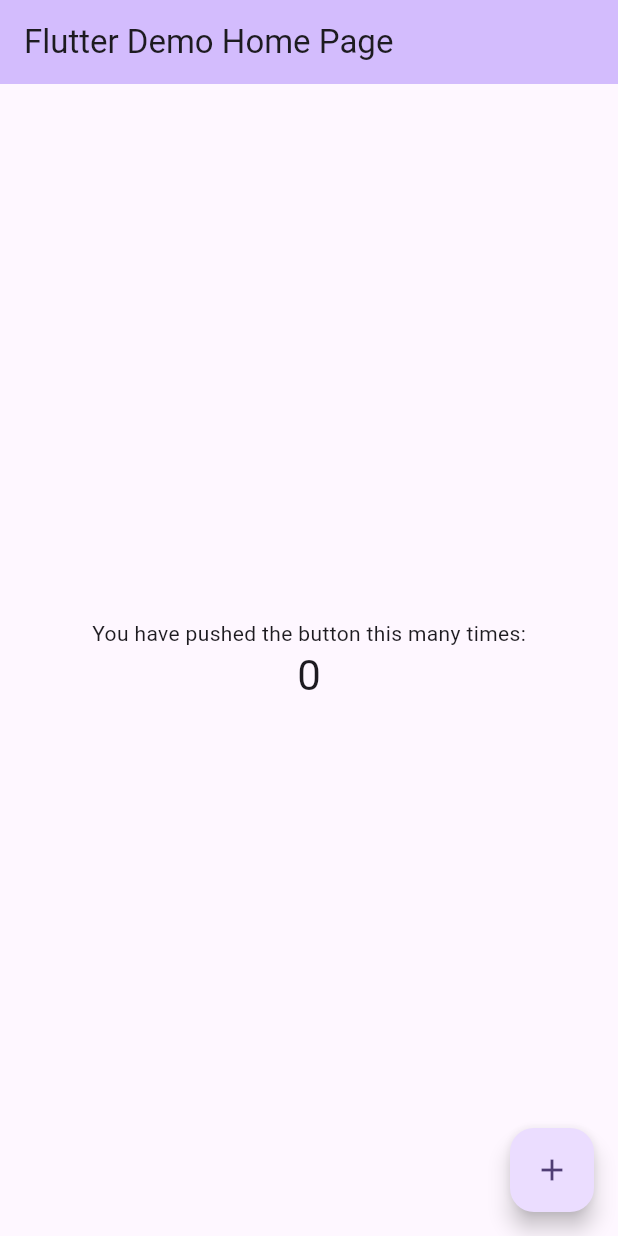
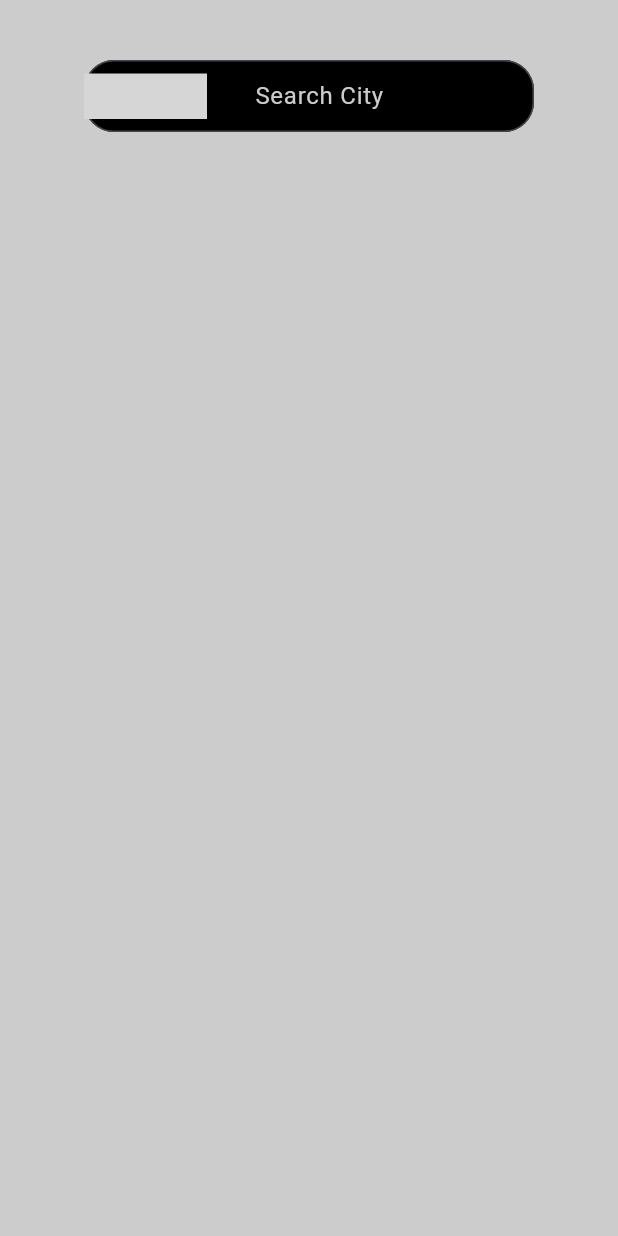
Before and after one commit to Saifmk10/weather---by-digitalLog, a Flutter app: the screen it shows after launch, on a phone screen of 412 x 824 dp. Run offline on Flutter 3.47's test engine with Material 3 defaults, Android fonts, the phone set to English and light mode, and no system bars; our stand-ins replace flutter_svg; grey boxes are pictures that could not be loaded.

Commit message:
stateless search bar has been added

```diff
--- a/my_weather/lib/main.dart
+++ b/my_weather/lib/main.dart
@@ -1,122 +1,20 @@
 import 'package:flutter/material.dart';
+import 'stateless_widgets/SearchBarWidget.dart';
 
 void main() {
-  runApp(const MyApp());
+  runApp(WeatherApp());
 }
 
-class MyApp extends StatelessWidget {
-  const MyApp({super.key});
+class WeatherApp extends StatelessWidget {
+  const WeatherApp({super.key});
 
-  // This widget is the root of your application.
+
+
   @override
   Widget build(BuildContext context) {
     return MaterialApp(
-      title: 'Flutter Demo',
-      theme: ThemeData(
-        // This is the theme of your application.
-        //
-        // TRY THIS: Try running your application with "flutter run". You'll see
-        // the application has a purple toolbar. Then, without quitting the app,
-        // try changing the seedColor in the colorScheme below to Colors.green
-        // and then invoke "hot reload" (save your changes or press the "hot
-        // reload" button in a Flutter-supported IDE, or press "r" if you used
-        // the command line to start the app).
-        //
-        // Notice that the counter didn't reset back to zero; the application
-        // state is not lost during the reload. To reset the state, use hot
-        // restart instead.
-        //
-        // This works for code too, not just values: Most code changes can be
-        // tested with just a hot reload.
-        colorScheme: ColorScheme.fromSeed(seedColor: Colors.deepPurple),
-      ),
-      home: const MyHomePage(title: 'Flutter Demo Home Page'),
+      debugShowCheckedModeBanner: false,
+      home: SearchBarWidget(),
     );
   }
 }
-
-class MyHomePage extends StatefulWidget {
-  const MyHomePage({super.key, required this.title});
-
-  // This widget is the home page of your application. It is stateful, meaning
-  // that it has a State object (defined below) that contains fields that affect
-  // how it looks.
-
-  // This class is the configuration for the state. It holds the values (in this
-  // case the title) provided by the parent (in this case the App widget) and
-  // used by the build method of the State. Fields in a Widget subclass are
-  // always marked "final".
-
-  final String title;
-
-  @override
-  State<MyHomePage> createState() => _MyHomePageState();
-}
-
-class _MyHomePageState extends State<MyHomePage> {
-  int _counter = 0;
-
-  void _incrementCounter() {
-    setState(() {
-      // This call to setState tells the Flutter framework that something has
-      // changed in this State, which causes it to rerun the build method below
-      // so that the display can reflect the updated values. If we changed
-      // _counter without calling setState(), then the build method would not be
-      // called again, and so nothing would appear to happen.
-      _counter++;
-    });
-  }
-
-  @override
-  Widget build(BuildContext context) {
-    // This method is rerun every time setState is called, for instance as done
-    // by the _incrementCounter method above.
-    //
-    // The Flutter framework has been optimized to make rerunning build methods
-    // fast, so that you can just rebuild anything that needs updating rather
-    // than having to individually change instances of widgets.
-    return Scaffold(
-      appBar: AppBar(
-        // TRY THIS: Try changing the color here to a specific color (to
-        // Colors.amber, perhaps?) and trigger a hot reload to see the AppBar
-        // change color while the other colors stay the same.
-        backgroundColor: Theme.of(context).colorScheme.inversePrimary,
-        // Here we take the value from the MyHomePage object that was created by
-        // the App.build method, and use it to set our appbar title.
-        title: Text(widget.title),
-      ),
-      body: Center(
-        // Center is a layout widget. It takes a single child and positions it
-        // in the middle of the parent.
-        child: Column(
-          // Column is also a layout widget. It takes a list of children and
-          // arranges them vertically. By default, it sizes itself to fit its
-          // children horizontally, and tries to be as tall as its parent.
-          //
-          // Column has various properties to control how it sizes itself and
-          // how it positions its children. Here we use mainAxisAlignment to
-          // center the children vertically; the main axis here is the vertical
-          // axis because Columns are vertical (the cross axis would be
-          // horizontal).
-          //
-          // TRY THIS: Invoke "debug painting" (choose the "Toggle Debug Paint"
-          // action in the IDE, or press "p" in the console), to see the
-          // wireframe for each widget.
-          mainAxisAlignment: MainAxisAlignment.center,
-          children: <Widget>[
-            const Text('You have pushed the button this many times:'),
-            Text(
-              '$_counter',
-              style: Theme.of(context).textTheme.headlineMedium,
-            ),
-          ],
-        ),
-      ),
-      floatingActionButton: FloatingActionButton(
-        onPressed: _incrementCounter,
-        tooltip: 'Increment',
-        child: const Icon(Icons.add),
-      ), // This trailing comma makes auto-formatting nicer for build methods.
-    );
-  }
-}
--- /dev/null
+++ b/my_weather/lib/stateless_widgets/SearchBarWidget.dart
@@ -0,0 +1,67 @@
+import 'package:flutter/material.dart';
+import 'package:flutter_svg/flutter_svg.dart';
+
+class SearchBarWidget extends StatelessWidget {
+  const SearchBarWidget({super.key});
+
+  @override
+  Widget build(BuildContext context) {
+    return Scaffold(
+      backgroundColor: Color(0xFFCCCCCC),
+      body: Padding(
+        padding: EdgeInsets.only(top: 40.0),
+
+        child: Align(
+          alignment: Alignment.topCenter,
+          child: Container(
+            width: 300,
+
+            child: TextField(
+              onSubmitted: (String value) {
+                print('User submited: $value');
+              },
+
+              // designign for how the things look when user types something within the field
+              cursorColor: Color(0xFFCCCCCC),
+              style: TextStyle(color: Color(0xFFCCCCCC)),
+
+              decoration: InputDecoration(
+                // prefixicon used to add the icon within the textfield widget itself
+                prefixIcon: Padding(
+                  padding: EdgeInsets.only(right: 28),
+                  child: SvgPicture.asset(
+                    "assets/search_locations.svg",
+                    width: 30,
+                    height: 30,
+                  ),
+                ),
+
+                // prefixiconcontraints used so that the labeltext will get its own space with the help of box constraints
+                prefixIconConstraints: BoxConstraints(minWidth: 110),
+                labelText: "Search City",
+                labelStyle: TextStyle(color: Color(0xFFCCCCCC)),
+                filled: true,
+                fillColor: Color.fromARGB(255, 0, 0, 0),
+
+                border: OutlineInputBorder(
+                  borderRadius: BorderRadius.circular(20),
+                ),
+
+                // this is used to make a border of black clr when i click on the search bar
+                focusedBorder: OutlineInputBorder(
+                  borderRadius: BorderRadius.circular(20),
+                  borderSide: BorderSide(
+                    color: Color.fromARGB(255, 0, 0, 0),
+                    width: 10.0,
+                  ),
+                ),
+
+                contentPadding: EdgeInsets.only(left: 50),
+              ),
+            ),
+          ),
+        ),
+      ),
+    );
+  }
+}
```
Also changed, not shown: my_weather/pubspec.yaml (+4 -3 lines), my_weather/assets/search_locations.svg (added), my_weather/pubspec.lock.
